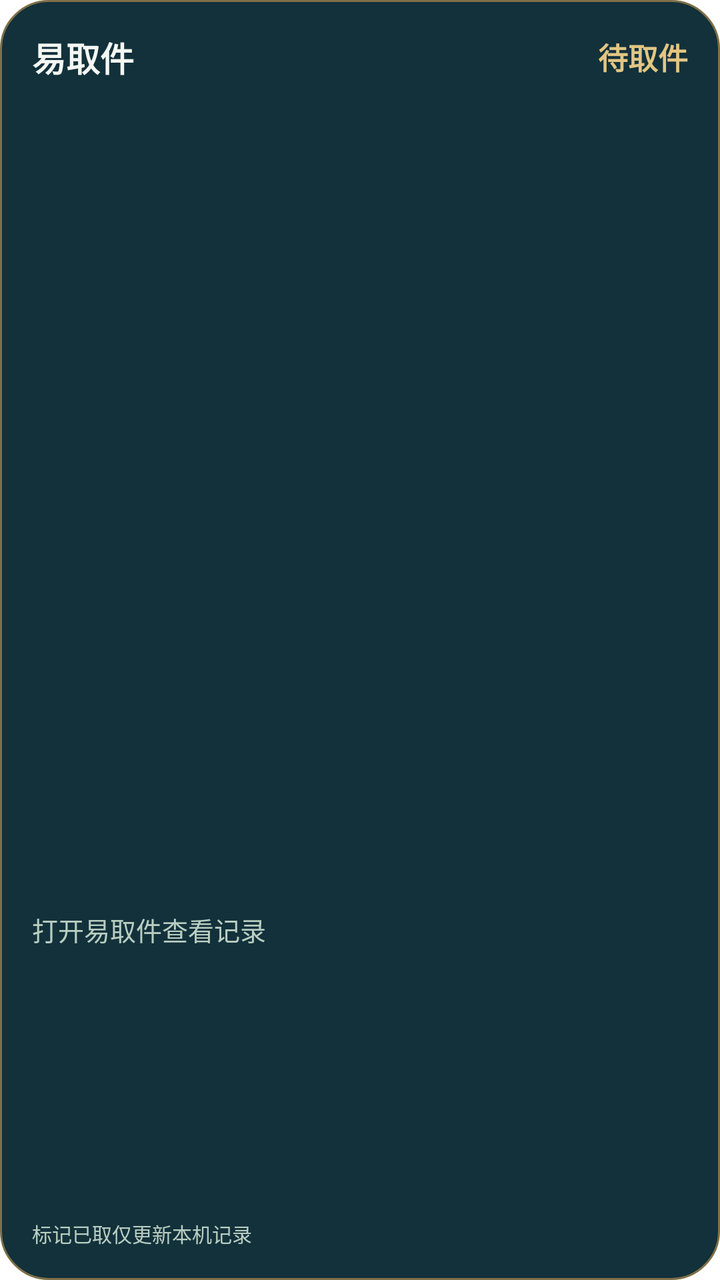
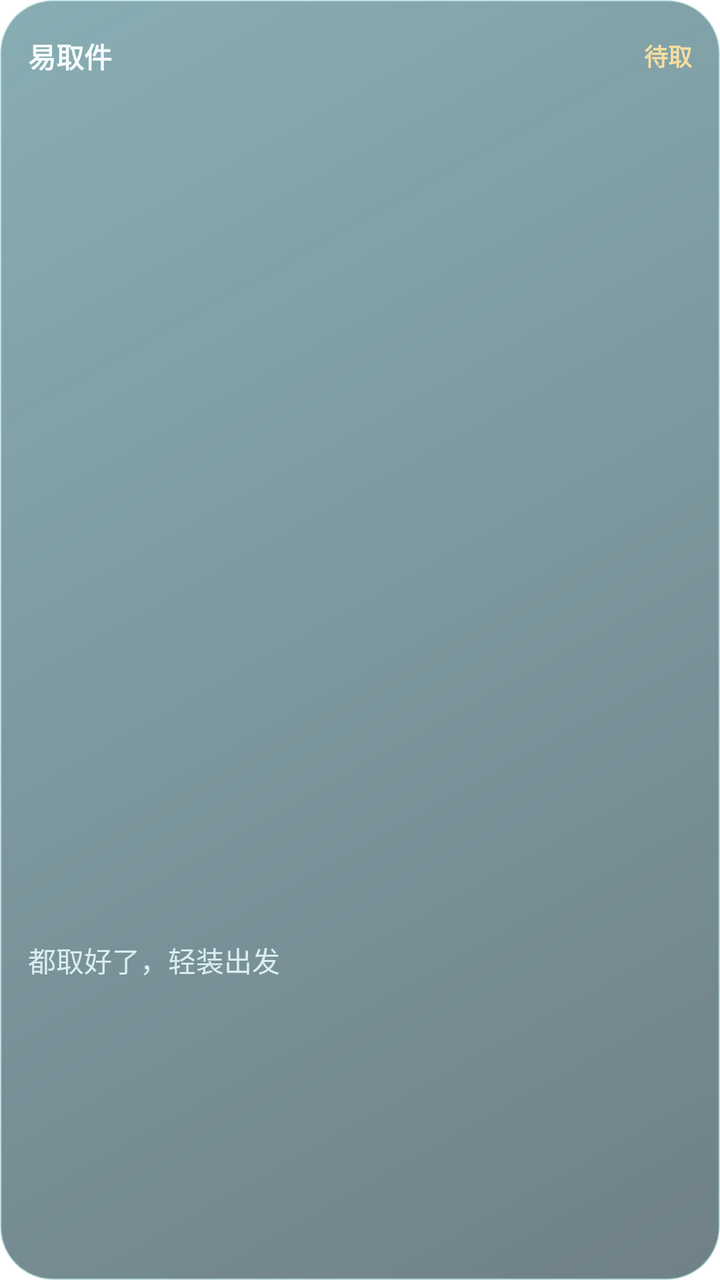

Two renders of the same Android screen: before a commit and after it. Below are the layout's source before the change and the commit's diff.
<!-- AndroidManifest.xml: fallback theme Theme.MaterialComponents.DayNight.NoActionBar -->
<!-- res/layout/pickup_widget.xml -->
<LinearLayout xmlns:android="http://schemas.android.com/apk/res/android" android:id="@+id/widget_root" android:layout_width="match_parent" android:layout_height="match_parent" android:orientation="vertical" android:padding="16dp" android:background="@drawable/widget_jade">
    <LinearLayout android:id="@+id/widget_header" android:layout_width="match_parent" android:layout_height="wrap_content" android:gravity="center_vertical" android:orientation="horizontal" android:paddingBottom="8dp">
        <TextView android:id="@+id/widget_title" android:layout_width="0dp" android:layout_weight="1" android:layout_height="wrap_content" android:text="易取件" android:textStyle="bold" android:textSize="17sp" android:textColor="#F5F8F2" android:maxLines="1" />
        <TextView android:id="@+id/widget_count" android:layout_width="wrap_content" android:layout_height="wrap_content" android:text="待取件" android:textSize="15sp" android:textStyle="bold" android:textColor="#E2C683" android:maxLines="1" />
    </LinearLayout>
    <LinearLayout android:id="@+id/widget_rows" android:layout_width="match_parent" android:layout_height="0dp" android:layout_weight="1" android:orientation="vertical" />
    <TextView android:id="@+id/widget_empty" android:layout_width="match_parent" android:layout_height="0dp" android:layout_weight="1" android:text="打开易取件查看记录" android:textSize="13sp" android:textColor="#B9CDC1" android:gravity="center_vertical" />
    <TextView android:id="@+id/widget_footer" android:layout_width="match_parent" android:layout_height="wrap_content" android:paddingTop="6dp" android:text="标记已取仅更新本机记录" android:textSize="10sp" android:textColor="#B9CDC1" android:maxLines="1" android:ellipsize="end" />
</LinearLayout>
<!-- resources referenced by this layout -->
<resources>
  <!-- drawable widget_jade (drawable) -->
  <shape xmlns:android="http://schemas.android.com/apk/res/android"><solid android:color="#12313B"/><corners android:radius="24dp"/><stroke android:width="1dp" android:color="#806F46"/></shape>
</resources>

<!-- the commit's change to res/layout/pickup_widget.xml (unified diff, before → after) -->
@@ -1,9 +1,22 @@
-<LinearLayout xmlns:android="http://schemas.android.com/apk/res/android" android:id="@+id/widget_root" android:layout_width="match_parent" android:layout_height="match_parent" android:orientation="vertical" android:padding="16dp" android:background="@drawable/widget_jade">
-    <LinearLayout android:id="@+id/widget_header" android:layout_width="match_parent" android:layout_height="wrap_content" android:gravity="center_vertical" android:orientation="horizontal" android:paddingBottom="8dp">
-        <TextView android:id="@+id/widget_title" android:layout_width="0dp" android:layout_weight="1" android:layout_height="wrap_content" android:text="易取件" android:textStyle="bold" android:textSize="17sp" android:textColor="#F5F8F2" android:maxLines="1" />
-        <TextView android:id="@+id/widget_count" android:layout_width="wrap_content" android:layout_height="wrap_content" android:text="待取件" android:textSize="15sp" android:textStyle="bold" android:textColor="#E2C683" android:maxLines="1" />
+<FrameLayout xmlns:android="http://schemas.android.com/apk/res/android"
+    android:id="@+id/widget_root" android:layout_width="match_parent" android:layout_height="match_parent">
+    <ImageView android:id="@+id/widget_glass" android:layout_width="match_parent" android:layout_height="match_parent"
+        android:scaleType="fitXY" android:src="@drawable/widget_jade" android:importantForAccessibility="no" />
+    <LinearLayout android:layout_width="match_parent" android:layout_height="match_parent"
+        android:orientation="vertical" android:padding="14dp">
+        <LinearLayout android:id="@+id/widget_header" android:layout_width="match_parent" android:layout_height="28dp"
+            android:gravity="center_vertical" android:orientation="horizontal" android:contentDescription="打开易取件">
+            <TextView android:id="@+id/widget_title" android:layout_width="0dp" android:layout_weight="1"
+                android:layout_height="wrap_content" android:text="易取件" android:textStyle="bold"
+                android:textSize="14sp" android:textColor="#F5FBFC" android:maxLines="1" />
+            <TextView android:id="@+id/widget_count" android:layout_width="wrap_content" android:layout_height="wrap_content"
+                android:text="待取" android:textSize="12sp" android:textStyle="bold" android:textColor="#F5DEA1" android:maxLines="1" />
+        </LinearLayout>
+        <ListView android:id="@+id/widget_rows" android:layout_width="match_parent" android:layout_height="0dp"
+            android:layout_weight="1" android:divider="@android:color/transparent" android:dividerHeight="4dp"
+            android:scrollbars="none" android:overScrollMode="never" />
+        <TextView android:id="@+id/widget_empty" android:layout_width="match_parent" android:layout_height="0dp"
+            android:layout_weight="1" android:text="都取好了，轻装出发" android:textSize="14sp"
+            android:textColor="#DBEDF1" android:gravity="center_vertical" android:maxLines="2" />
     </LinearLayout>
-    <LinearLayout android:id="@+id/widget_rows" android:layout_width="match_parent" android:layout_height="0dp" android:layout_weight="1" android:orientation="vertical" />
-    <TextView android:id="@+id/widget_empty" android:layout_width="match_parent" android:layout_height="0dp" android:layout_weight="1" android:text="打开易取件查看记录" android:textSize="13sp" android:textColor="#B9CDC1" android:gravity="center_vertical" />
-    <TextView android:id="@+id/widget_footer" android:layout_width="match_parent" android:layout_height="wrap_content" android:paddingTop="6dp" android:text="标记已取仅更新本机记录" android:textSize="10sp" android:textColor="#B9CDC1" android:maxLines="1" android:ellipsize="end" />
-</LinearLayout>
+</FrameLayout>
<!-- resource entries referenced after the edit -->
@@ -1,6 +1,9 @@
 <!-- resources referenced by this layout -->
 <resources>
   <!-- drawable widget_jade (drawable) -->
-  <shape xmlns:android="http://schemas.android.com/apk/res/android"><solid android:color="#12313B"/><corners android:radius="24dp"/><stroke android:width="1dp" android:color="#806F46"/></shape>
+  <shape xmlns:android="http://schemas.android.com/apk/res/android">
+      <gradient android:angle="315" android:startColor="#A3457F89" android:endColor="#99102C37" />
+      <corners android:radius="26dp" /><stroke android:width="1dp" android:color="#6089C1C7" />
+  </shape>
 </resources>
 
